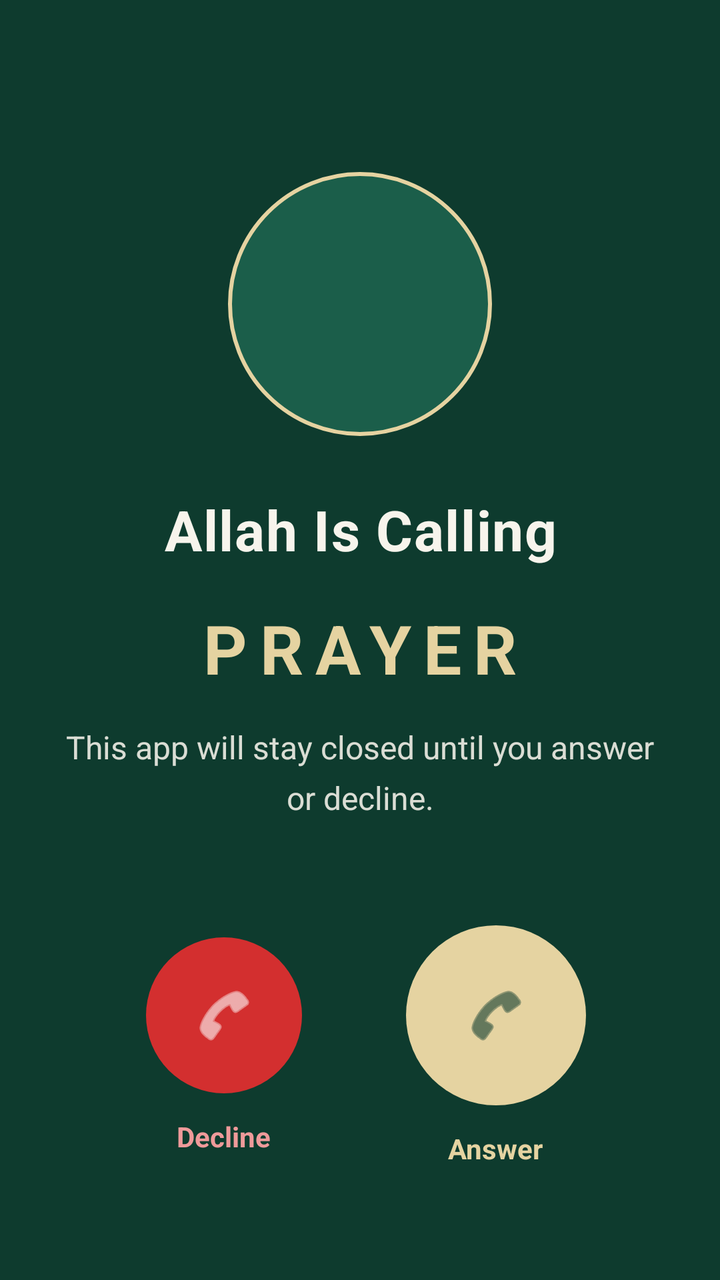
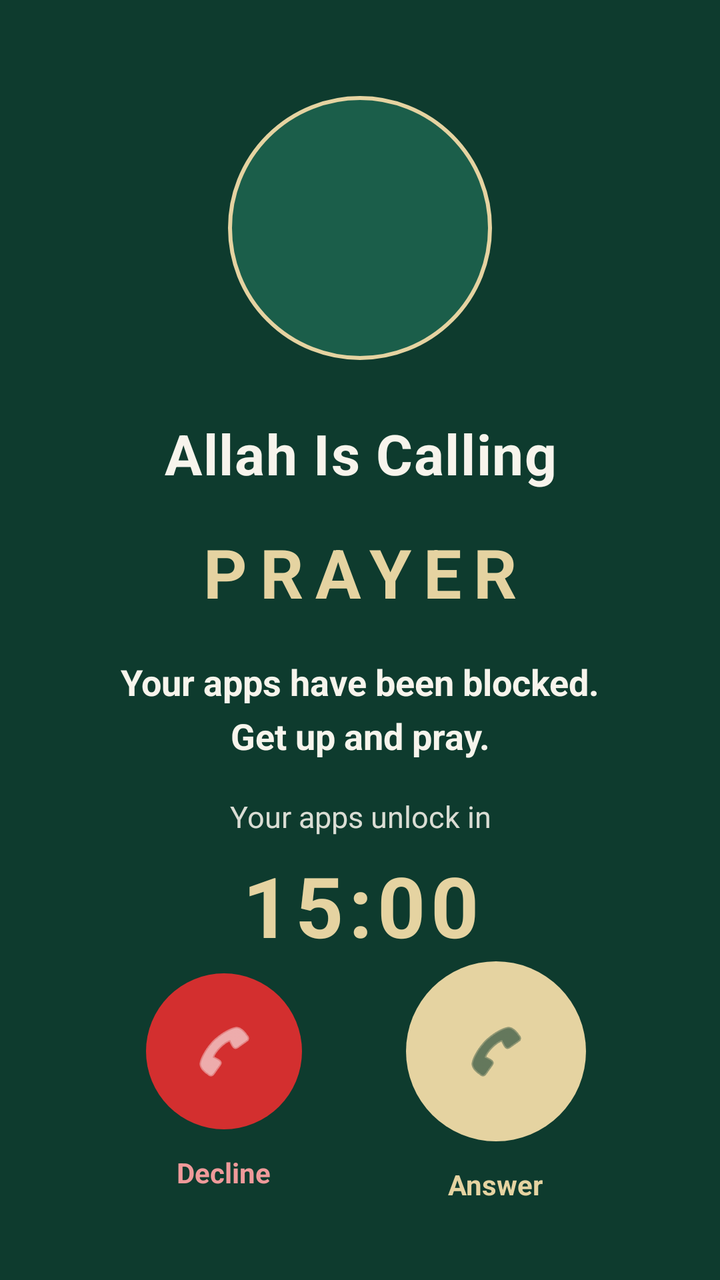

Two renders of the same Android screen: before a commit and after it. Below are the layout's source before the change and the commit's diff.
<!-- AndroidManifest.xml: activity theme GuardLaunchTheme -->
<!-- res/layout/activity_guard_block.xml -->
<?xml version="1.0" encoding="utf-8"?>
<FrameLayout xmlns:android="http://schemas.android.com/apk/res/android"
    android:layout_width="match_parent"
    android:layout_height="match_parent"
    android:background="@color/guard_deep_green"
    android:fitsSystemWindows="true">

    <LinearLayout
        android:layout_width="match_parent"
        android:layout_height="match_parent"
        android:gravity="center_horizontal"
        android:orientation="vertical"
        android:paddingStart="28dp"
        android:paddingEnd="28dp"
        android:paddingTop="48dp"
        android:paddingBottom="32dp">

        <View
            android:layout_width="0dp"
            android:layout_height="0dp"
            android:layout_weight="1" />

        
        <FrameLayout
            android:layout_width="132dp"
            android:layout_height="132dp"
            android:background="@drawable/guard_avatar_circle">

            <ImageView
                android:layout_width="64dp"
                android:layout_height="64dp"
                android:layout_gravity="center"
                android:contentDescription="@null"
                android:src="@mipmap/ic_launcher"
                android:scaleType="centerInside" />
        </FrameLayout>

        <TextView
            android:layout_width="match_parent"
            android:layout_height="wrap_content"
            android:layout_marginTop="28dp"
            android:gravity="center"
            android:letterSpacing="0.02"
            android:text="Allah Is Calling"
            android:textColor="@color/guard_ivory"
            android:textSize="28sp"
            android:textStyle="bold" />

        <TextView
            android:id="@+id/guard_prayer_name"
            android:layout_width="match_parent"
            android:layout_height="wrap_content"
            android:layout_marginTop="18dp"
            android:gravity="center"
            android:letterSpacing="0.18"
            android:text="PRAYER"
            android:textAllCaps="true"
            android:textColor="@color/guard_soft_gold"
            android:textSize="34sp"
            android:textStyle="bold" />

        <TextView
            android:id="@+id/guard_subtitle"
            android:layout_width="match_parent"
            android:layout_height="wrap_content"
            android:layout_marginTop="16dp"
            android:gravity="center"
            android:lineSpacingMultiplier="1.3"
            android:text="This app will stay closed until you answer or decline."
            android:textColor="@color/guard_ivory_dim"
            android:textSize="16sp" />

        <View
            android:layout_width="0dp"
            android:layout_height="0dp"
            android:layout_weight="1.4" />

        <LinearLayout
            android:layout_width="match_parent"
            android:layout_height="wrap_content"
            android:gravity="center"
            android:orientation="horizontal"
            android:paddingStart="16dp"
            android:paddingEnd="16dp"
            android:paddingBottom="24dp">

            <LinearLayout
                android:layout_width="0dp"
                android:layout_height="wrap_content"
                android:layout_weight="1"
                android:gravity="center"
                android:orientation="vertical">

                <ImageButton
                    android:id="@+id/guard_decline"
                    android:layout_width="78dp"
                    android:layout_height="78dp"
                    android:background="@drawable/guard_decline_circle"
                    android:contentDescription="Decline"
                    android:padding="20dp"
                    android:scaleType="centerInside"
                    android:src="@android:drawable/ic_menu_call"
                    android:tint="@android:color/white" />

                <TextView
                    android:layout_width="wrap_content"
                    android:layout_height="wrap_content"
                    android:layout_marginTop="12dp"
                    android:text="Decline"
                    android:textColor="#EF9A9A"
                    android:textSize="14sp"
                    android:textStyle="bold" />
            </LinearLayout>

            <LinearLayout
                android:layout_width="0dp"
                android:layout_height="wrap_content"
                android:layout_weight="1"
                android:gravity="center"
                android:orientation="vertical">

                <ImageButton
                    android:id="@+id/guard_answer"
                    android:layout_width="90dp"
                    android:layout_height="90dp"
                    android:background="@drawable/guard_answer_circle"
                    android:contentDescription="Answer"
                    android:padding="22dp"
                    android:scaleType="centerInside"
                    android:src="@android:drawable/ic_menu_call"
                    android:tint="@color/guard_deep_green" />

                <TextView
                    android:layout_width="wrap_content"
                    android:layout_height="wrap_content"
                    android:layout_marginTop="12dp"
                    android:text="Answer"
                    android:textColor="@color/guard_soft_gold"
                    android:textSize="14sp"
                    android:textStyle="bold" />
            </LinearLayout>
        </LinearLayout>
    </LinearLayout>
</FrameLayout>
<!-- resources referenced by this layout -->
<resources>
  <color name="guard_deep_green">#FF0E3B2E</color>
  <color name="guard_ivory">#FFF7F4EC</color>
  <color name="guard_ivory_dim">#E0F7F4EC</color>
  <color name="guard_soft_gold">#FFE5D3A1</color>
  <!-- drawable guard_answer_circle (drawable) -->
  <?xml version="1.0" encoding="utf-8"?>
  <shape xmlns:android="http://schemas.android.com/apk/res/android"
      android:shape="oval">
      <solid android:color="@color/guard_soft_gold" />
  </shape>
  <!-- drawable guard_avatar_circle (drawable) -->
  <?xml version="1.0" encoding="utf-8"?>
  <shape xmlns:android="http://schemas.android.com/apk/res/android"
      android:shape="oval">
      <solid android:color="#FF1B5E4A" />
      <stroke
          android:width="2dp"
          android:color="@color/guard_soft_gold" />
  </shape>
  <!-- drawable guard_decline_circle (drawable) -->
  <?xml version="1.0" encoding="utf-8"?>
  <shape xmlns:android="http://schemas.android.com/apk/res/android"
      android:shape="oval">
      <solid android:color="#FFD32F2F" />
  </shape>
  <!-- mipmap ic_launcher (mipmap-anydpi-v26) -->
  <?xml version="1.0" encoding="utf-8"?>
  <adaptive-icon xmlns:android="http://schemas.android.com/apk/res/android">
    <background android:drawable="@color/ic_launcher_background"/>
    <foreground>
        <inset
            android:drawable="@drawable/ic_launcher_foreground"
            android:inset="16%" />
    </foreground>
  </adaptive-icon>
  <style name="GuardLaunchTheme" parent="@android:style/Theme.Light.NoTitleBar">
          <item name="android:windowBackground">@drawable/guard_launch_background</item>
          <item name="android:statusBarColor">@color/guard_deep_green</item>
          <item name="android:navigationBarColor">@color/guard_deep_green</item>
      </style>
  <color name="ic_launcher_background">#0E3B2E</color>
  <!-- drawable ic_launcher_foreground: png bitmap (drawable-hdpi, 24111 bytes) -->
  <!-- drawable guard_launch_background (drawable) -->
  <?xml version="1.0" encoding="utf-8"?>
  <layer-list xmlns:android="http://schemas.android.com/apk/res/android">
      <item android:drawable="@color/guard_deep_green" />
  </layer-list>
</resources>

<!-- the commit's change to res/layout/activity_guard_block.xml (unified diff, before → after) -->
@@ -60,15 +60,38 @@
             android:textStyle="bold" />
 
         <TextView
-            android:id="@+id/guard_subtitle"
+            android:id="@+id/guard_headline"
             android:layout_width="match_parent"
             android:layout_height="wrap_content"
-            android:layout_marginTop="16dp"
+            android:layout_marginTop="20dp"
             android:gravity="center"
-            android:lineSpacingMultiplier="1.3"
-            android:text="This app will stay closed until you answer or decline."
+            android:lineSpacingMultiplier="1.25"
+            android:text="Your apps have been blocked.\nGet up and pray."
+            android:textColor="@color/guard_ivory"
+            android:textSize="18sp"
+            android:textStyle="bold" />
+
+        <TextView
+            android:id="@+id/guard_unlock_label"
+            android:layout_width="match_parent"
+            android:layout_height="wrap_content"
+            android:layout_marginTop="18dp"
+            android:gravity="center"
+            android:text="Your apps unlock in"
             android:textColor="@color/guard_ivory_dim"
-            android:textSize="16sp" />
+            android:textSize="15sp" />
+
+        <TextView
+            android:id="@+id/guard_countdown"
+            android:layout_width="match_parent"
+            android:layout_height="wrap_content"
+            android:layout_marginTop="6dp"
+            android:gravity="center"
+            android:letterSpacing="0.06"
+            android:text="15:00"
+            android:textColor="@color/guard_soft_gold"
+            android:textSize="42sp"
+            android:textStyle="bold" />
 
         <View
             android:layout_width="0dp"
